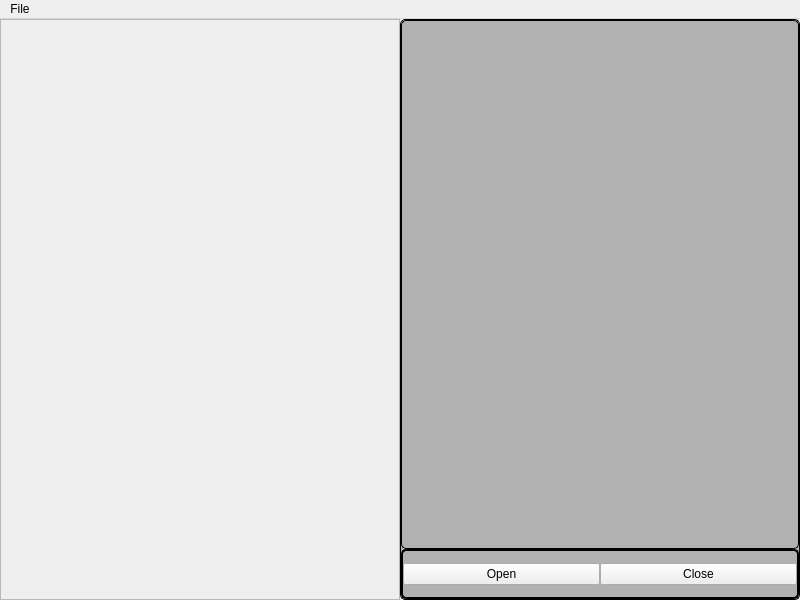
akifs52/QrBarcodeReader, file mainwindow.ui: the form before one commit.
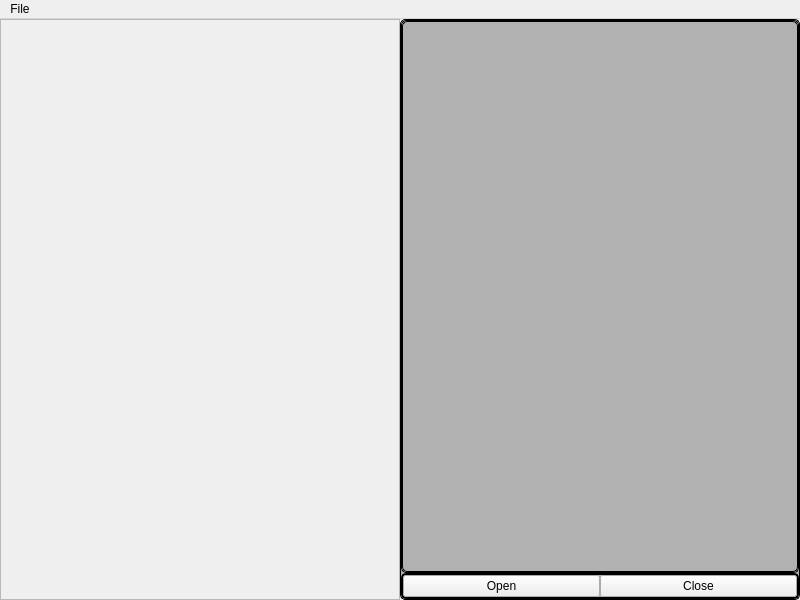
The form after the commit.

The edit to the form file:
```diff
--- a/mainwindow.ui
+++ b/mainwindow.ui
@@ -66,6 +66,12 @@
     </item>
     <item>
      <widget class="QFrame" name="frame_2">
+      <property name="maximumSize">
+       <size>
+        <width>400</width>
+        <height>16777215</height>
+       </size>
+      </property>
       <property name="styleSheet">
        <string notr="true">QFrame
 {
@@ -118,6 +124,30 @@
          <property name="frameShadow">
           <enum>QFrame::Shadow::Raised</enum>
          </property>
+         <layout class="QHBoxLayout" name="horizontalLayout_4">
+          <property name="spacing">
+           <number>0</number>
+          </property>
+          <property name="leftMargin">
+           <number>0</number>
+          </property>
+          <property name="topMargin">
+           <number>0</number>
+          </property>
+          <property name="rightMargin">
+           <number>0</number>
+          </property>
+          <property name="bottomMargin">
+           <number>0</number>
+          </property>
+          <item>
+           <widget class="QTextEdit" name="textEdit">
+            <property name="readOnly">
+             <bool>true</bool>
+            </property>
+           </widget>
+          </item>
+         </layout>
         </widget>
        </item>
        <item>
```
